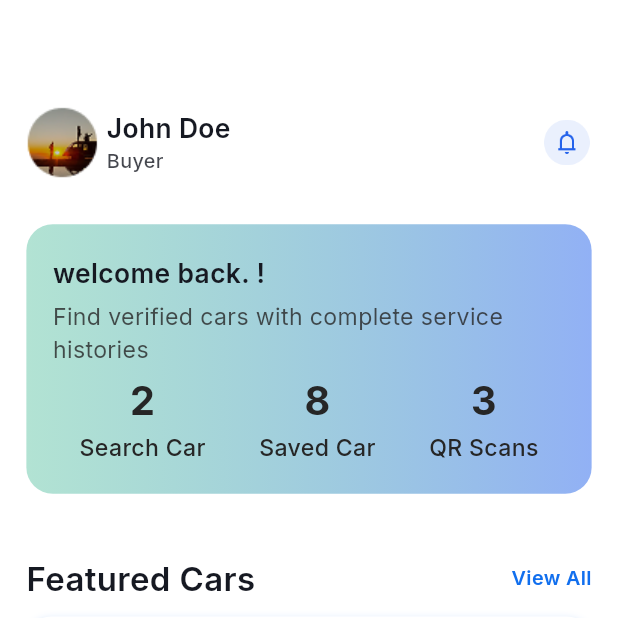
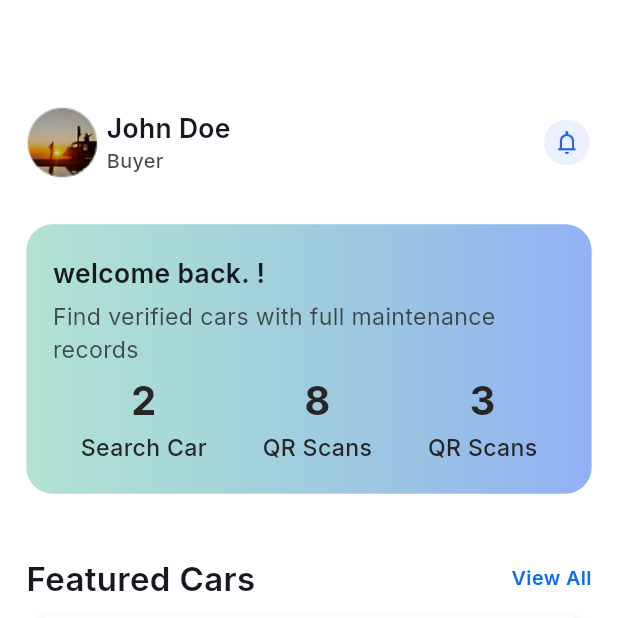
Before and after one commit to SadikurRahman1/salamora_ui, a Flutter app: the BuyerHomeScreen screen opened by its route, on a phone screen of 412 x 824 dp, the top half of it. Run offline on Flutter 3.47's test engine with Material 3 defaults, Android fonts, the phone set to English and light mode, and no system bars; our stand-ins replace flutter_rating_bar, flutter_spinkit, get, google_fonts, image_picker, pinput and 1 more; accounts and stored records are empty.

Commit message:
10.08.2025

```diff
--- a/selemara/lib/core/localization/ar_sa.dart
+++ b/selemara/lib/core/localization/ar_sa.dart
@@ -271,4 +271,11 @@ final Map<String, String> arSA = {
   "png_jpg_up_to_10mb_each": "PNG، JPG حتى 10 ميغابايت لكل منها",
 
 
+  // buyer section
+
+  "search_car" :"بحث عن سيارة",
+  "save_car" :"سيارة محفوظة",
+  "qr_scans" :"عمليات مسح",
+  "find_verified_carsAr" : "اعثر على سيارات موثوقة مع سجلات صيانة كاملة",
+  "featured_cars": "السيارات المميز",
 };
--- a/selemara/lib/core/localization/en_us.dart
+++ b/selemara/lib/core/localization/en_us.dart
@@ -264,8 +264,15 @@ final Map<String, String> enUS = {
 
 
 
+  //buyer
 
 
 
+  "search_car": "Search Car",
+  "save_car": "Saved Car",
+  "qr_scans": "QR Scans",
+  "find_verified_cars": "Find verified cars with full maintenance records",
+"featured_cars": "Featured Cars",
+
 
 };
--- a/selemara/lib/core/routes/app_pages.dart
+++ b/selemara/lib/core/routes/app_pages.dart
@@ -4,7 +4,7 @@ import 'package:selemara/features/auth/binding/auth_binding.dart';
 import 'package:selemara/features/auth/views/forgot_password_screen.dart';
 import 'package:selemara/features/auth/views/reset_password_screen.dart';
 import 'package:selemara/features/auth/views/verify_code_screen.dart';
-import 'package:selemara/features/buyer/views/buyer_home_screen.dart';
+import 'package:selemara/features/buyer/home/views/buyer_home_screen.dart';
 import 'package:selemara/features/garage/garage_nav_bar/bindings/garage_binding.dart';
 import 'package:selemara/features/garage/garage_nav_bar/view/garage_nav_bar_screen.dart';
 import 'package:selemara/features/onboarding/views/onboarding_screen.dart';
--- a/selemara/lib/features/buyer/views/buyer_home_screen.dart
+++ b/selemara/lib/features/buyer/home/views/buyer_home_screen.dart
@@ -1,9 +1,10 @@
 import 'package:flutter/material.dart';
-import '../../../core/constants/app_colors.dart';
-import '../../../core/constants/app_icons.dart';
-import '../../../core/constants/app_images.dart';
-import '../../../core/constants/app_responsive.dart';
-import '../../../core/widgets/app_text.dart';
+import 'package:get/get.dart';
+import 'package:selemara/core/constants/app_colors.dart';
+import 'package:selemara/core/constants/app_icons.dart';
+import 'package:selemara/core/constants/app_images.dart';
+import 'package:selemara/core/constants/app_responsive.dart';
+import 'package:selemara/core/widgets/app_text.dart';
 import '../widgets/buyer_banner.dart';
 import '../widgets/featured_card_widget.dart';
 import '../widgets/recent_activity_card_widget.dart';
@@ -39,7 +40,7 @@ class BuyerHomeScreen extends StatelessWidget {
                             fontWeight: FontWeight.w600,
                           ),
                           AppText(
-                            "Buyer",
+                            "buyer".tr,
                             color: AppColors.textColor.withValues(alpha: 0.8),
                             fontSize: 12,
                             fontWeight: FontWeight.w500,
@@ -63,17 +64,16 @@ class BuyerHomeScreen extends StatelessWidget {
             SliverToBoxAdapter(child: SizedBox(height: res.hp(20))),
             SliverToBoxAdapter(
               child: Row(
-                // crossAxisAlignment: CrossAxisAlignment.start,
                 mainAxisAlignment: MainAxisAlignment.spaceBetween,
                 children: [
                   AppText(
-                    "Featured Cars",
+                    "featured_cars".tr,
                     color: AppColors.textColor,
                     fontSize: 20,
                     fontWeight: FontWeight.w600,
                   ),
                   AppText(
-                    "View All",
+                    "view_all".tr,
                     color: AppColors.primaryColor,
                     fontSize: 12,
                     fontWeight: FontWeight.w600,
--- a/selemara/lib/features/buyer/widgets/buyer_banner.dart
+++ b/selemara/lib/features/buyer/home/widgets/buyer_banner.dart
@@ -1,4 +1,5 @@
 import 'package:flutter/material.dart';
+import 'package:get/get.dart';
 import 'package:selemara/core/constants/app_colors.dart';
 import 'package:selemara/core/constants/app_icons.dart';
 import 'package:selemara/core/constants/app_responsive.dart';
@@ -38,7 +39,7 @@ class BuyerBanner extends StatelessWidget {
           ),
           SizedBox(height: res.hp(5)),
           AppText(
-            "Find verified cars with complete service histories",
+            "find_verified_cars".tr,
             fontSize: 14,
             fontWeight: FontWeight.w400,
             color: AppColors.textColor626.withValues(alpha: 0.8),
@@ -56,7 +57,7 @@ class BuyerBanner extends StatelessWidget {
                     color: AppColors.textColor626,
                   ),
                   AppText(
-                    "Search Car",
+                    "search_car".tr,
                     fontSize: 14,
                     fontWeight: FontWeight.w500,
                     color: AppColors.textColor626,
@@ -72,7 +73,7 @@ class BuyerBanner extends StatelessWidget {
                     color: AppColors.textColor626,
                   ),
                   AppText(
-                    "Saved Car",
+                    "qr_scans".tr,
                     fontSize: 14,
                     fontWeight: FontWeight.w500,
                     color: AppColors.textColor626,
@@ -88,7 +89,7 @@ class BuyerBanner extends StatelessWidget {
                     color: AppColors.textColor626,
                   ),
                   AppText(
-                    "QR Scans",
+                    "qr_scans".tr,
                     fontSize: 14,
                     fontWeight: FontWeight.w500,
                     color: AppColors.textColor626,
--- a/selemara/lib/features/buyer/widgets/recent_activity_card_widget.dart
+++ b/selemara/lib/features/buyer/home/widgets/recent_activity_card_widget.dart
@@ -1,7 +1,7 @@
 import 'package:flutter/cupertino.dart';
-import '../../../core/constants/app_colors.dart';
-import '../../../core/constants/app_responsive.dart';
-import '../../../core/widgets/app_text.dart';
+import 'package:selemara/core/constants/app_colors.dart';
+import 'package:selemara/core/constants/app_responsive.dart';
+import 'package:selemara/core/widgets/app_text.dart';
 
 class RecentActiveCard extends StatelessWidget {
   const RecentActiveCard({
```
Also changed, not shown: selemara/lib/features/buyer/home/widgets/featured_card_widget.dart (renamed from selemara/lib/features/buyer/widgets/featured_card_widget.dart, +4 -3 lines).
